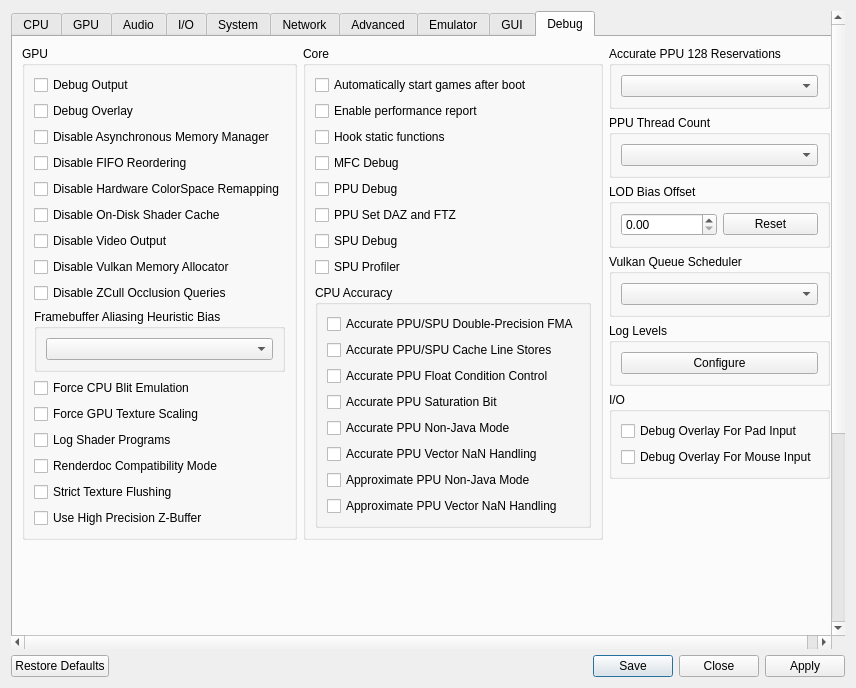
First picture: the form in rpcs3/rpcs3qt/settings_dialog.ui, repository RPCS3/rpcs3, before the edit.
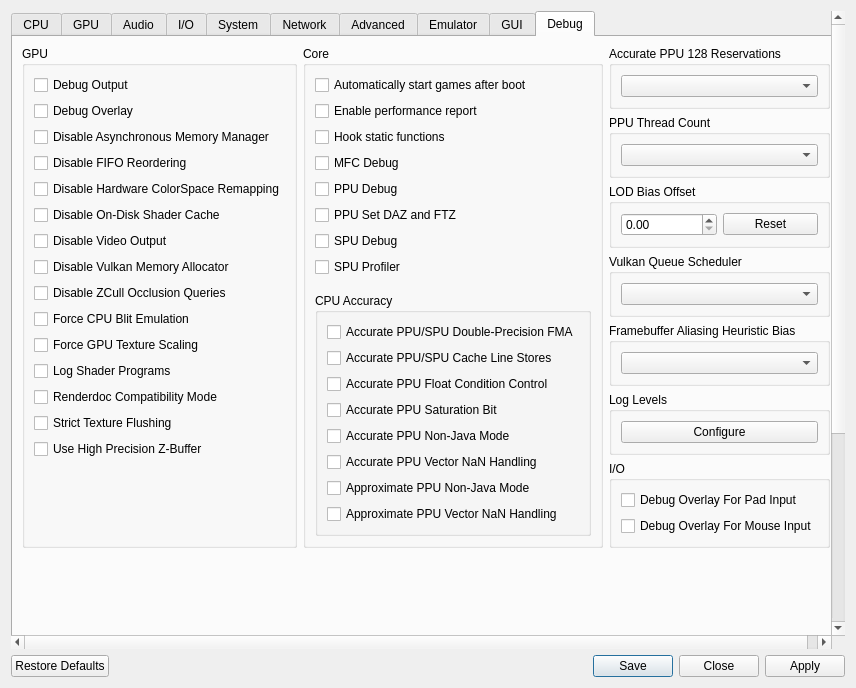
Second picture: the form after the edit. The open tabs and pages were chosen to show the change. Icons and pictures are not drawn.

Commit message: RSX: add Framebuffer Aliasing Heuristic Bias option

```diff
--- a/rpcs3/rpcs3qt/settings_dialog.ui
+++ b/rpcs3/rpcs3qt/settings_dialog.ui
@@ -4377,18 +4377,6 @@
                </property>
               </widget>
              </item>
-             <item>
-              <widget class="QGroupBox" name="gb_fbAliasingBias">
-               <property name="title">
-                <string>Framebuffer Aliasing Heuristic Bias</string>
-               </property>
-               <layout class="QVBoxLayout" name="gb_fbAliasingBias_layout">
-                <item>
-                 <widget class="QComboBox" name="fbAliasingBias"/>
-                </item>
-               </layout>
-              </widget>
-             </item>
              <item>
               <widget class="QCheckBox" name="forceCpuBlitEmulation">
                <property name="text">
@@ -4695,6 +4683,18 @@
                </layout>
               </widget>
              </item>
+             <item>
+              <widget class="QGroupBox" name="gb_fbAliasingBias">
+               <property name="title">
+                <string>Framebuffer Aliasing Heuristic Bias</string>
+               </property>
+               <layout class="QVBoxLayout" name="gb_fbAliasingBias_layout">
+                <item>
+                 <widget class="QComboBox" name="fbAliasingBias"/>
+                </item>
+               </layout>
+              </widget>
+             </item>
              <item>
               <widget class="QGroupBox" name="gb_log_levels">
                <property name="title">
```
